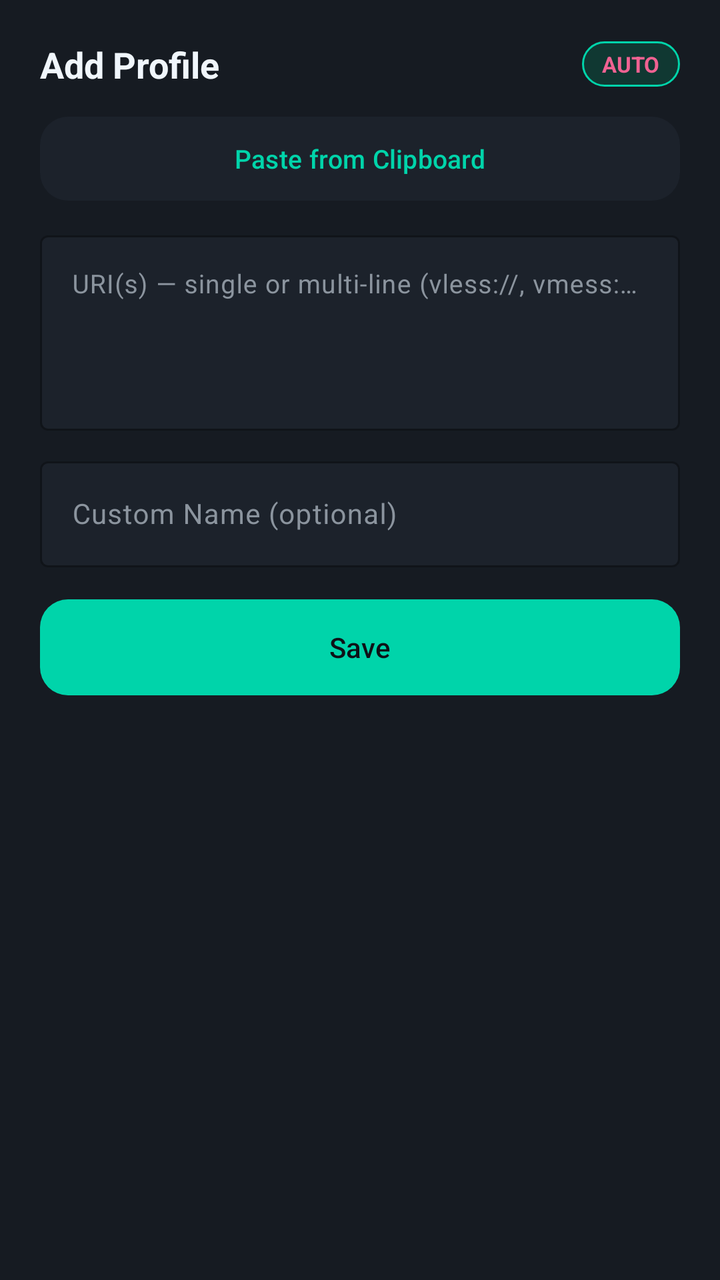
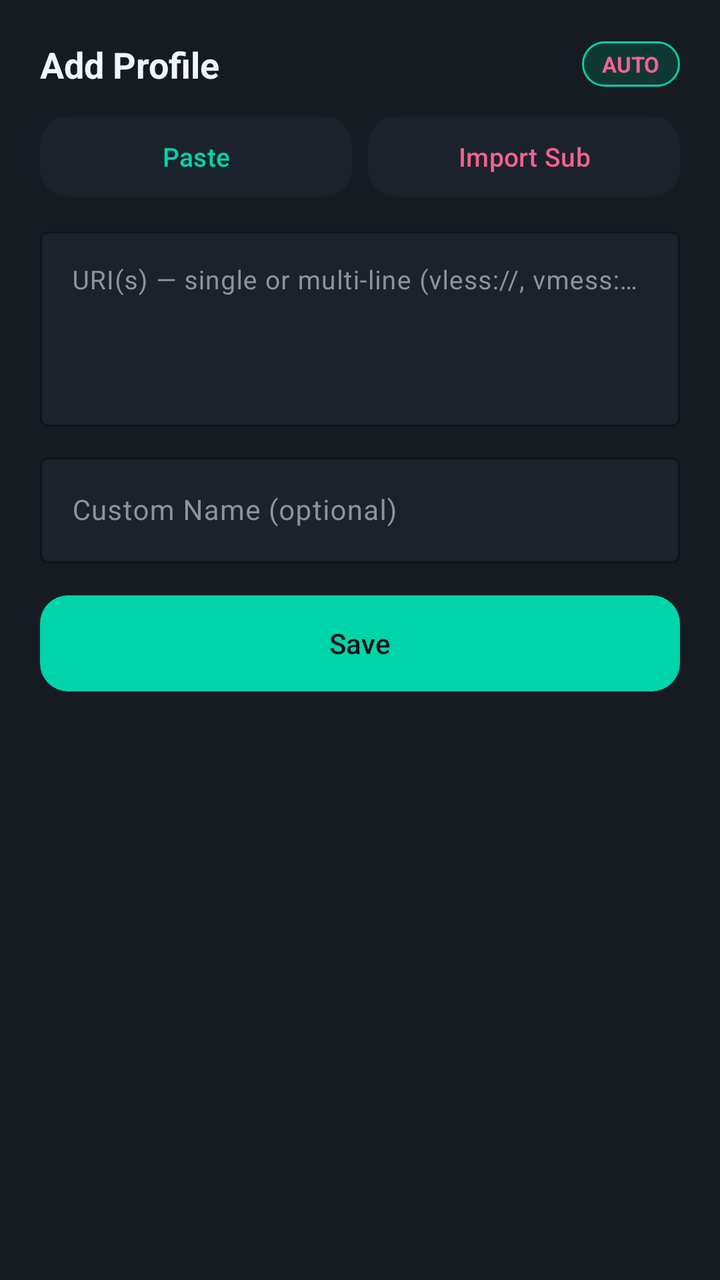

An Android layout rendered at two revisions. The XML below is the earlier revision; the diff shows what the commit changed to produce the second picture.
<!-- AndroidManifest.xml: application theme Theme.AetherVpn -->
<!-- res/layout/dialog_add_singbox_profile.xml -->
<?xml version="1.0" encoding="utf-8"?>
<LinearLayout xmlns:android="http://schemas.android.com/apk/res/android"
    xmlns:app="http://schemas.android.com/apk/res-auto"
    android:layout_width="match_parent"
    android:layout_height="wrap_content"
    android:background="@color/card_bg"
    android:orientation="vertical"
    android:padding="20dp">

    <LinearLayout
        android:layout_width="match_parent"
        android:layout_height="wrap_content"
        android:gravity="center_vertical"
        android:orientation="horizontal">

        <TextView
            android:id="@+id/tvSheetTitle"
            android:layout_width="0dp"
            android:layout_height="wrap_content"
            android:layout_weight="1"
            android:text="@string/action_add_profile"
            android:textColor="@color/text_primary"
            android:textSize="18sp"
            android:textStyle="bold" />

        <TextView
            android:id="@+id/tvDetectedProtocol"
            android:layout_width="wrap_content"
            android:layout_height="wrap_content"
            android:background="@drawable/bg_pill_chain"
            android:paddingHorizontal="10dp"
            android:paddingVertical="4dp"
            android:text="AUTO"
            android:textColor="@color/singbox_accent_light"
            android:textSize="11sp"
            android:textStyle="bold" />
    </LinearLayout>

    <LinearLayout
        android:layout_width="match_parent"
        android:layout_height="wrap_content"
        android:layout_marginTop="14dp"
        android:orientation="horizontal">

        <com.google.android.material.button.MaterialButton
            android:id="@+id/btnPasteClipboard"
            style="@style/Widget.Aether.Button.Tonal"
            android:layout_width="0dp"
            android:layout_height="42dp"
            android:layout_weight="1"
            android:text="@string/action_paste_clipboard"
            android:textColor="@color/accent_primary" />

        <com.google.android.material.button.MaterialButton
            android:id="@+id/btnCopyShareUri"
            style="@style/Widget.Aether.Button.Tonal"
            android:layout_width="0dp"
            android:layout_height="42dp"
            android:layout_marginStart="8dp"
            android:layout_weight="1"
            android:text="@string/action_copy_uri"
            android:textColor="@color/text_primary"
            android:visibility="gone" />
    </LinearLayout>

    <com.google.android.material.textfield.TextInputLayout
        android:layout_width="match_parent"
        android:layout_height="wrap_content"
        android:layout_marginTop="12dp"
        android:hint="URI(s) — single or multi-line (vless://, vmess://, ss://, trojan://, hy2://, wg://) or JSON"
        app:boxBackgroundColor="@color/surface_elevated"
        app:boxStrokeColor="@color/card_border"
        app:hintTextColor="@color/text_secondary">

        <com.google.android.material.textfield.TextInputEditText
            android:id="@+id/etSingBoxUriOrJson"
            android:layout_width="match_parent"
            android:layout_height="wrap_content"
            android:gravity="top|start"
            android:inputType="textMultiLine|textNoSuggestions"
            android:maxLines="8"
            android:minLines="4"
            android:textColor="@color/text_primary"
            android:textSize="13sp" />
    </com.google.android.material.textfield.TextInputLayout>

    <com.google.android.material.textfield.TextInputLayout
        android:layout_width="match_parent"
        android:layout_height="wrap_content"
        android:layout_marginTop="10dp"
        android:hint="Custom Name (optional)"
        app:boxBackgroundColor="@color/surface_elevated"
        app:boxStrokeColor="@color/card_border"
        app:hintTextColor="@color/text_secondary">

        <com.google.android.material.textfield.TextInputEditText
            android:id="@+id/etSingBoxCustomName"
            android:layout_width="match_parent"
            android:layout_height="wrap_content"
            android:inputType="text"
            android:maxLines="1"
            android:textColor="@color/text_primary"
            android:textSize="14sp" />
    </com.google.android.material.textfield.TextInputLayout>

    <TextView
        android:id="@+id/tvAddProfileError"
        android:layout_width="match_parent"
        android:layout_height="wrap_content"
        android:layout_marginTop="8dp"
        android:textColor="@color/error_text"
        android:textSize="12sp"
        android:visibility="gone" />

    <com.google.android.material.button.MaterialButton
        android:id="@+id/btnSaveSingBoxProfile"
        style="@style/Widget.Aether.Button"
        android:layout_width="match_parent"
        android:layout_height="48dp"
        android:layout_marginTop="16dp"
        android:text="@string/action_save" />

</LinearLayout>
<!-- resources referenced by this layout -->
<resources>
  <color name="accent_primary">#00D4AA</color>
  <color name="card_bg">#161B22</color>
  <color name="card_border">#262D38</color>
  <color name="error_text">#F85149</color>
  <color name="singbox_accent_light">#F06292</color>
  <color name="surface_elevated">#1C222B</color>
  <color name="text_primary">#F0F6FC</color>
  <color name="text_secondary">#8B949E</color>
  <!-- drawable bg_pill_chain (drawable) -->
  <?xml version="1.0" encoding="utf-8"?>
  <shape xmlns:android="http://schemas.android.com/apk/res/android"
      android:shape="rectangle">
      <solid android:color="@color/accent_primary_container" />
      <corners android:radius="999dp" />
      <stroke
          android:width="1dp"
          android:color="@color/accent_primary" />
  </shape>
  <string name="action_add_profile">Add Profile</string>
  <string name="action_copy_uri">Copy Share URI</string>
  <string name="action_paste_clipboard">Paste from Clipboard</string>
  <string name="action_save">Save</string>
  <style name="Widget.Aether.Button" parent="Widget.Material3.Button">
          <item name="android:minHeight">48dp</item>
          <item name="android:insetTop">0dp</item>
          <item name="android:insetBottom">0dp</item>
          <item name="cornerRadius">14dp</item>
          <item name="android:textAllCaps">false</item>
          <item name="android:textSize">14sp</item>
          <item name="backgroundTint">@color/accent_primary</item>
          <item name="android:textColor">@color/surface_bg</item>
      </style>
  <style name="Widget.Aether.Button.Tonal" parent="Widget.Material3.Button.TonalButton">
          <item name="android:minHeight">48dp</item>
          <item name="android:insetTop">0dp</item>
          <item name="android:insetBottom">0dp</item>
          <item name="cornerRadius">14dp</item>
          <item name="android:textAllCaps">false</item>
          <item name="android:textSize">13sp</item>
          <item name="backgroundTint">@color/surface_elevated</item>
          <item name="android:textColor">@color/text_primary</item>
      </style>
  <style name="Theme.AetherVpn" parent="Theme.Material3.Dark.NoActionBar">
          <item name="colorPrimary">@color/accent_primary</item>
          <item name="colorOnPrimary">@color/surface_bg</item>
          <item name="colorPrimaryContainer">@color/accent_primary_container</item>
          <item name="colorSecondary">@color/accent_secondary</item>
          <item name="colorOnSecondary">@color/text_primary</item>
          <item name="colorSurface">@color/card_bg</item>
          <item name="colorOnSurface">@color/text_primary</item>
          <item name="colorSurfaceVariant">@color/surface_elevated</item>
          <item name="colorOnSurfaceVariant">@color/text_secondary</item>
          <item name="colorOutline">@color/card_border</item>
          <item name="android:windowBackground">@color/surface_bg</item>
          <item name="android:statusBarColor">@color/surface_bg</item>
          <item name="android:navigationBarColor">@color/card_bg</item>
      </style>
  <color name="accent_primary_container">#103832</color>
  <color name="surface_bg">#0E1117</color>
  <color name="accent_secondary">#3B82F6</color>
</resources>

<!-- the commit's change to res/layout/dialog_add_singbox_profile.xml (unified diff, before → after) -->
@@ -46,16 +46,26 @@
             android:id="@+id/btnPasteClipboard"
             style="@style/Widget.Aether.Button.Tonal"
             android:layout_width="0dp"
-            android:layout_height="42dp"
+            android:layout_height="40dp"
             android:layout_weight="1"
             android:text="@string/action_paste_clipboard"
             android:textColor="@color/accent_primary" />
 
         <com.google.android.material.button.MaterialButton
+            android:id="@+id/btnImportSubscription"
+            style="@style/Widget.Aether.Button.Tonal"
+            android:layout_width="0dp"
+            android:layout_height="40dp"
+            android:layout_marginStart="8dp"
+            android:layout_weight="1"
+            android:text="@string/action_import_sub"
+            android:textColor="@color/singbox_accent_light" />
+
+        <com.google.android.material.button.MaterialButton
             android:id="@+id/btnCopyShareUri"
             style="@style/Widget.Aether.Button.Tonal"
             android:layout_width="0dp"
-            android:layout_height="42dp"
+            android:layout_height="40dp"
             android:layout_marginStart="8dp"
             android:layout_weight="1"
             android:text="@string/action_copy_uri"
<!-- resource entries referenced after the edit -->
@@ -20,7 +20,8 @@
   </shape>
   <string name="action_add_profile">Add Profile</string>
   <string name="action_copy_uri">Copy Share URI</string>
-  <string name="action_paste_clipboard">Paste from Clipboard</string>
+  <string name="action_import_sub">Import Sub</string>
+  <string name="action_paste_clipboard">Paste</string>
   <string name="action_save">Save</string>
   <style name="Widget.Aether.Button" parent="Widget.Material3.Button">
           <item name="android:minHeight">48dp</item>
